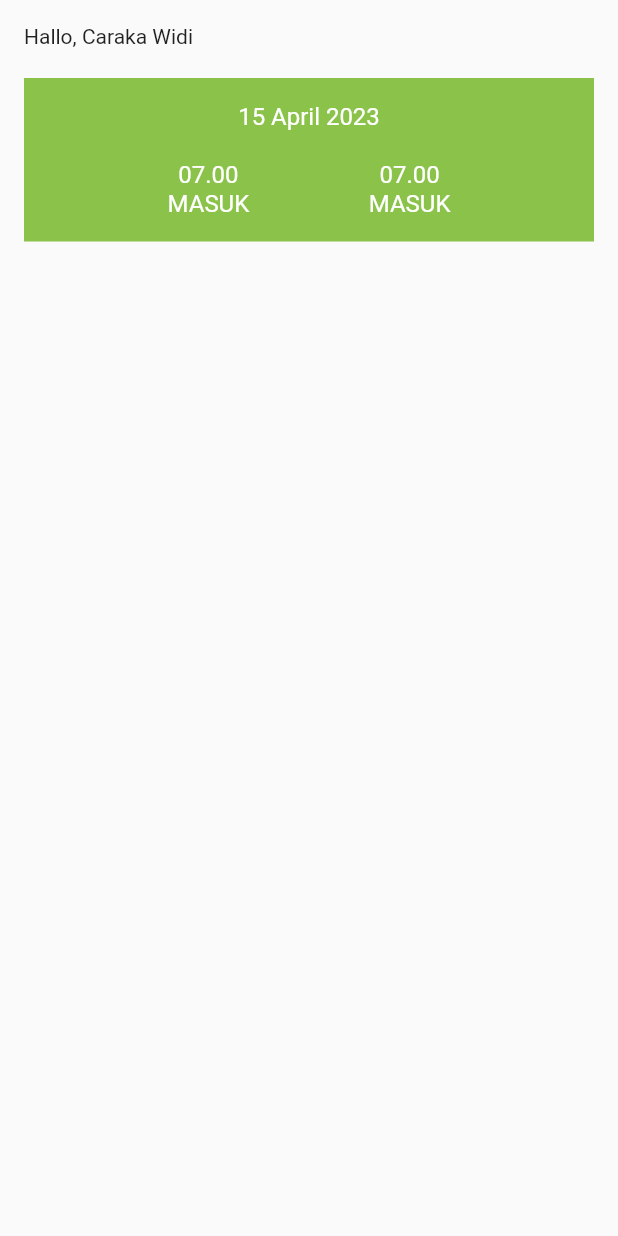
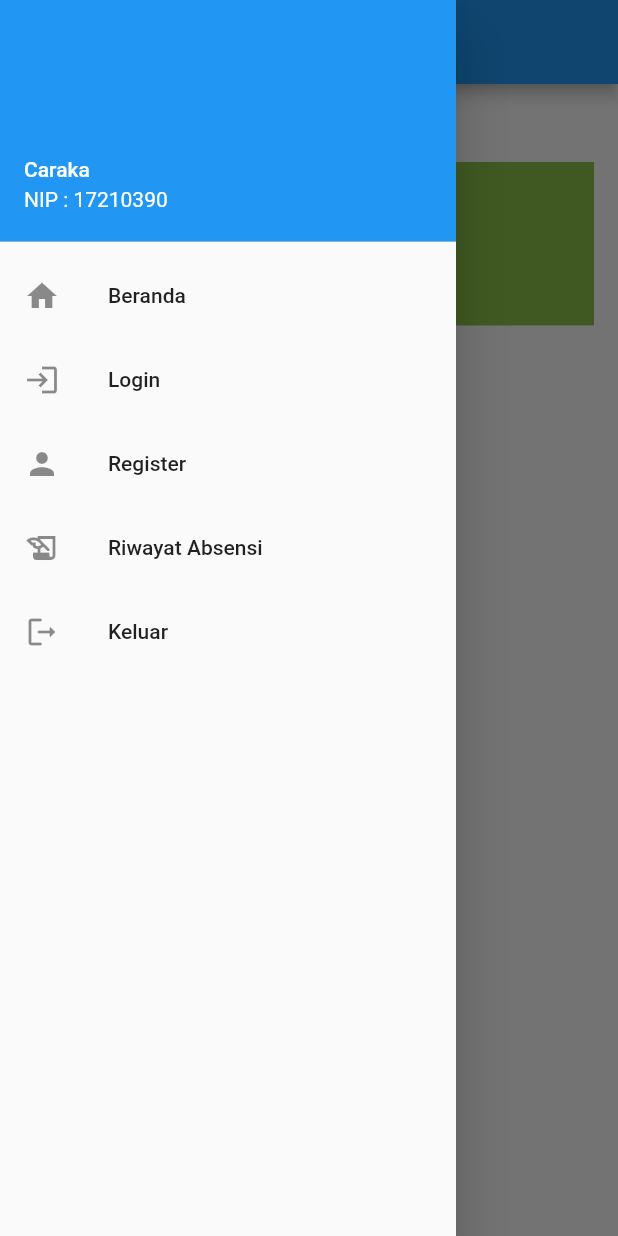
Before and after one commit to caraka15/absen_kantor, a Flutter app: the screen it shows after launch, with the side drawer open (before the commit the screen has no drawer), on a phone screen of 412 x 824 dp. Run offline on Flutter 3.47's test engine with Material 2 defaults, Android fonts, the light colour scheme and no system bars.

Commit message:
add pages: login, register, sidebar, home

```diff
--- a/lib/main.dart
+++ b/lib/main.dart
@@ -1,4 +1,4 @@
-import 'package:absen_kantor/ui/LoginPage.dart';
+import 'package:absen_kantor/ui/home.dart';
 import 'package:flutter/material.dart';
 
 void main() {
@@ -16,76 +16,3 @@ class MyApp extends StatelessWidget {
     );
   }
 }
-
-class HomePage extends StatefulWidget {
-  const HomePage({super.key});
-
-  @override
-  State<HomePage> createState() => _HomePageState();
-}
-
-class _HomePageState extends State<HomePage> {
-  @override
-  Widget build(BuildContext context) {
-    return Scaffold(
-      body: SafeArea(
-          child: Padding(
-        padding: const EdgeInsets.all(16.0),
-        child: Column(
-          crossAxisAlignment: CrossAxisAlignment.start,
-          children: [
-            Text("Hallo, Caraka Widi"),
-            SizedBox(
-              height: 20,
-            ),
-            Container(
-              width: 500,
-              decoration: BoxDecoration(color: Colors.lightGreen),
-              child: Padding(
-                padding: const EdgeInsets.all(16.0),
-                child: Column(children: [
-                  Text(
-                    "15 April 2023",
-                    style: TextStyle(color: Colors.white, fontSize: 16),
-                  ),
-                  SizedBox(
-                    height: 20,
-                  ),
-                  Row(
-                    mainAxisAlignment: MainAxisAlignment.spaceEvenly,
-                    children: [
-                      Column(
-                        children: [
-                          Text(
-                            "07.00",
-                            style: TextStyle(color: Colors.white, fontSize: 16),
-                          ),
-                          Text(
-                            "MASUK",
-                            style: TextStyle(color: Colors.white, fontSize: 16),
-                          )
-                        ],
-                      ),
-                      Column(
-                        children: [
-                          Text(
-                            "07.00",
-                            style: TextStyle(color: Colors.white, fontSize: 16),
-                          ),
-                          Text(
-                            "MASUK",
-                            style: TextStyle(color: Colors.white, fontSize: 16),
-                          )
-                        ],
-                      )
-                    ],
-                  )
-                ]),
-              ),
-            )
-          ],
-        ),
-      )),
-    );
-  }
-}
--- /dev/null
+++ b/lib/ui/home.dart
@@ -0,0 +1,71 @@
+import 'package:flutter/material.dart';
+import '../widget/sidebar.dart';
+
+class HomePage extends StatelessWidget {
+  const HomePage({super.key});
+  @override
+  Widget build(BuildContext context) {
+    return Scaffold(
+      drawer: Sidebar(),
+      appBar: AppBar(title: Text("HomePage")),
+      body: SafeArea(
+          child: Padding(
+        padding: const EdgeInsets.all(16.0),
+        child: Column(
+          crossAxisAlignment: CrossAxisAlignment.start,
+          children: [
+            Text("Hallo, Caraka Widi"),
+            SizedBox(
+              height: 20,
+            ),
+            Container(
+              width: 500,
+              decoration: BoxDecoration(color: Colors.lightGreen),
+              child: Padding(
+                padding: const EdgeInsets.all(16.0),
+                child: Column(children: [
+                  Text(
+                    "15 April 2023",
+                    style: TextStyle(color: Colors.white, fontSize: 16),
+                  ),
+                  SizedBox(
+                    height: 20,
+                  ),
+                  Row(
+                    mainAxisAlignment: MainAxisAlignment.spaceEvenly,
+                    children: [
+                      Column(
+                        children: [
+                          Text(
+                            "08.00",
+                            style: TextStyle(color: Colors.white, fontSize: 16),
+                          ),
+                          Text(
+                            "MASUK",
+                            style: TextStyle(color: Colors.white, fontSize: 16),
+                          )
+                        ],
+                      ),
+                      Column(
+                        children: [
+                          Text(
+                            "16.00",
+                            style: TextStyle(color: Colors.white, fontSize: 16),
+                          ),
+                          Text(
+                            "KELUAR",
+                            style: TextStyle(color: Colors.white, fontSize: 16),
+                          )
+                        ],
+                      )
+                    ],
+                  )
+                ]),
+              ),
+            )
+          ],
+        ),
+      )),
+    );
+  }
+}
--- /dev/null
+++ b/lib/widget/sidebar.dart
@@ -0,0 +1,60 @@
+import 'package:absen_kantor/ui/LoginPage.dart';
+import 'package:absen_kantor/ui/RegisterPage.dart';
+import 'package:flutter/material.dart';
+import '../ui/home.dart';
+
+class Sidebar extends StatelessWidget {
+  const Sidebar({Key? key}) : super(key: key);
+  @override
+  Widget build(BuildContext context) {
+    return Drawer(
+      child: ListView(
+        padding: EdgeInsets.zero,
+        children: [
+          UserAccountsDrawerHeader(
+              accountName: Text("Caraka"),
+              accountEmail: Text("NIP : 17210390")),
+          ListTile(
+            leading: Icon(Icons.home),
+            title: Text("Beranda"),
+            onTap: () {
+              Navigator.push(
+                  context, MaterialPageRoute(builder: (context) => HomePage()));
+            },
+          ),
+          ListTile(
+            leading: Icon(Icons.login),
+            title: Text("Login"),
+            onTap: () {
+              Navigator.push(context,
+                  MaterialPageRoute(builder: (context) => LoginPage()));
+            },
+          ),
+          ListTile(
+            leading: Icon(Icons.person),
+            title: Text("Register"),
+            onTap: () {
+              Navigator.push(context,
+                  MaterialPageRoute(builder: (context) => RegisterPage()));
+            },
+          ),
+          ListTile(
+            leading: Icon(Icons.history_edu),
+            title: Text("Riwayat Absensi"),
+            onTap: () {},
+          ),
+          ListTile(
+            leading: Icon(Icons.logout_rounded),
+            title: Text("Keluar"),
+            onTap: () {
+              Navigator.pushAndRemoveUntil(
+                  context,
+                  MaterialPageRoute(builder: (context) => LoginPage()),
+                  (Route<dynamic> route) => false);
+            },
+          )
+        ],
+      ),
+    );
+  }
+}
```
Also changed, not shown: lib/ui/LoginPage.dart (+63 -10 lines), lib/ui/RegisterPage.dart (added, +123 -0 lines).
